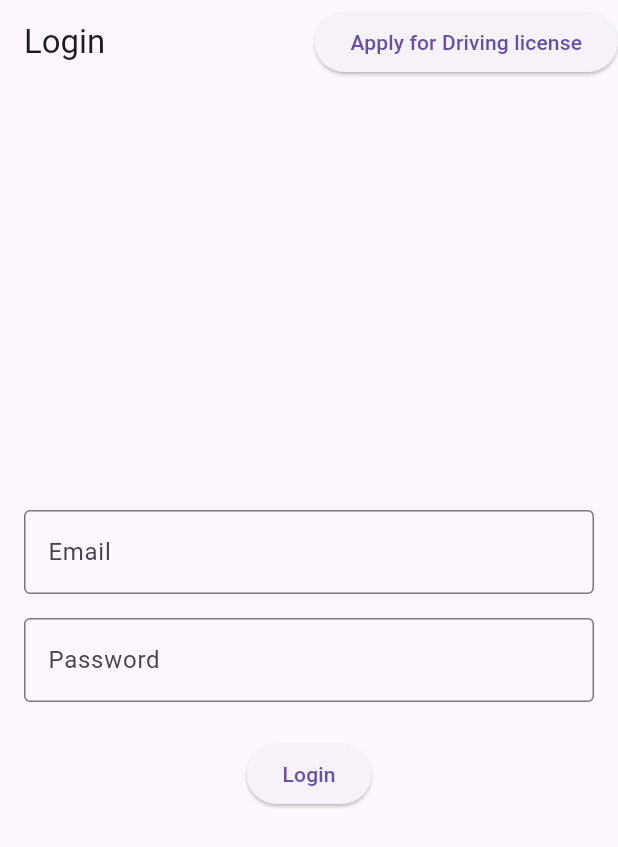
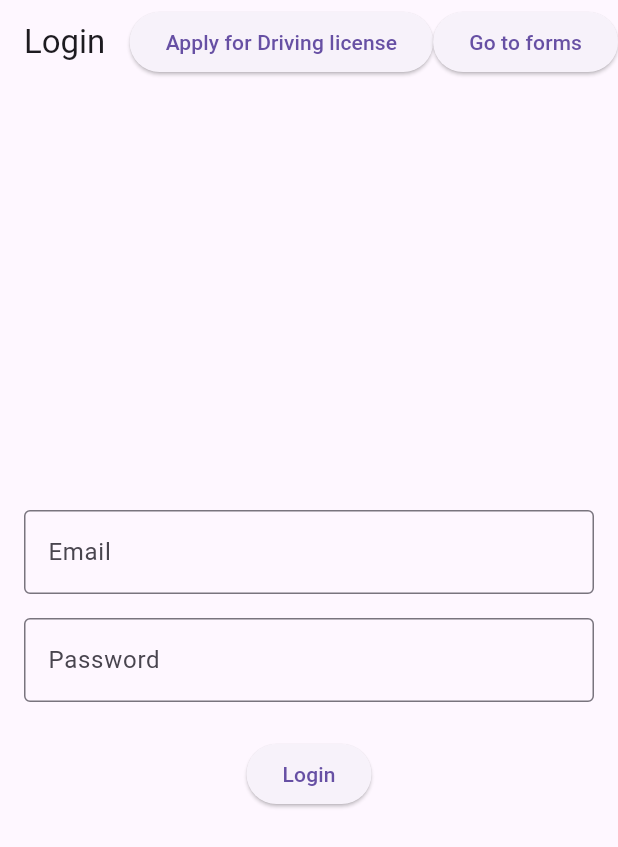
Before and after one commit to ayushflow/gov-portal-poc, a Flutter app: the screen it shows after launch, on a phone screen of 412 x 824 dp. Shown: the top 847 px of the screen. Run offline on Flutter 3.47's test engine with Material 3 defaults, Android fonts, the phone set to English and light mode, and no system bars; our stand-ins replace get_it, go_router, sentry_flutter; missing offline and left inert: gov_driving_license_portal, gov_portal_core_u_i_nav_cvlv4t.

Commit message:
1. path parameter 2. child routes

```diff
--- a/lib/core/navigation/go_router_config.dart
+++ b/lib/core/navigation/go_router_config.dart
@@ -5,6 +5,8 @@ import 'package:gov_client_app/features/auth/ui/login_screen.dart';
 import 'package:gov_client_app/features/dashboard/ui/dashboard_screen.dart';
 import 'package:gov_client_app/features/driving_license/ui/continue_journey.dart';
 import 'package:gov_client_app/features/driving_license/ui/driving_license_home_screen.dart';
+import 'package:gov_client_app/features/forms/forms_landing_page.dart';
+import 'package:gov_client_app/features/forms/forms_page.dart';
 import 'package:gov_client_app/features/verhicle_registration/ui/vehicle_registration_home_screen.dart';
 
 // TODO:: add guard routes
@@ -50,5 +52,13 @@ final router = GoRouter(
         return ContinueJourneyPage();
       },
     ),
+    GoRoute(path: '/forms', builder: (_, __) => FormsLandingPage(), routes: [
+      GoRoute(
+        path: 'form/:formId',
+        builder: (_, state) => FormsPage(
+          id: state.pathParameters['formId'] ?? '-',
+        ),
+      ),
+    ])
   ],
 );
--- a/lib/features/auth/ui/login_screen.dart
+++ b/lib/features/auth/ui/login_screen.dart
@@ -49,7 +49,12 @@ class _LoginScreenState extends State<LoginScreen> {
               onPressed: () {
                 context.go('/driving-license-home');
               },
-              child: const Text('Apply for Driving license'))
+              child: const Text('Apply for Driving license')),
+          ElevatedButton(
+              onPressed: () {
+                context.go('/forms');
+              },
+              child: const Text('Go to forms'))
         ],
       ),
       body: Padding(
```
Also changed, not shown: lib/features/forms/forms_landing_page.dart (added, +31 -0 lines), lib/features/forms/forms_page.dart (added, +22 -0 lines), 2 other files.
